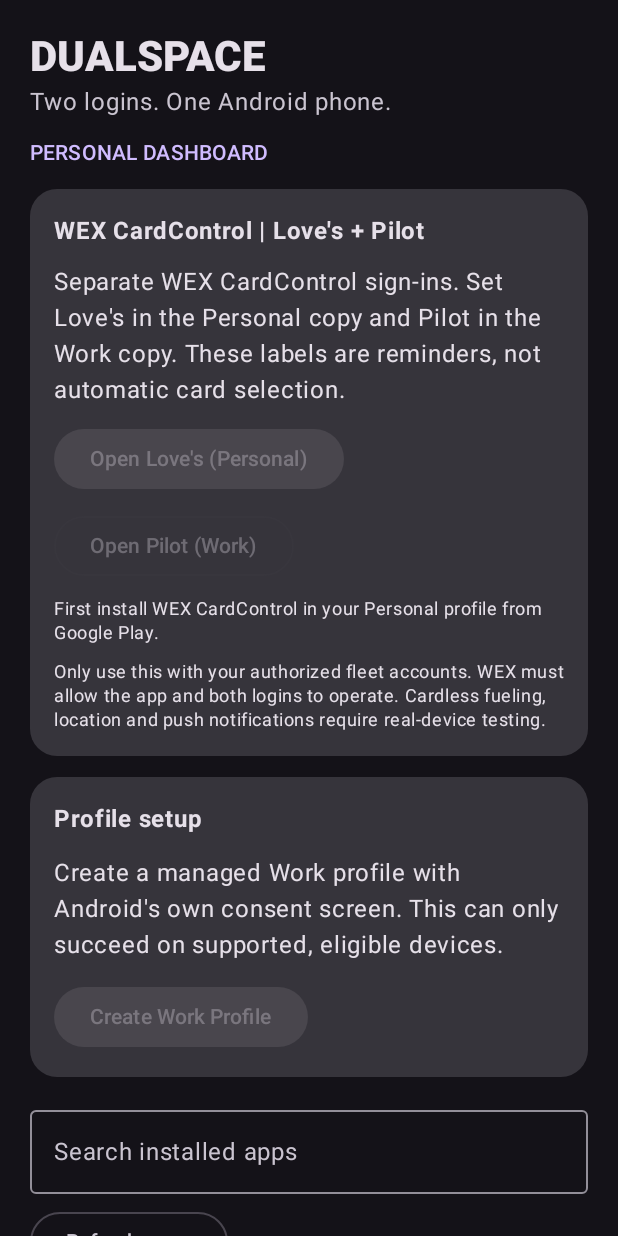
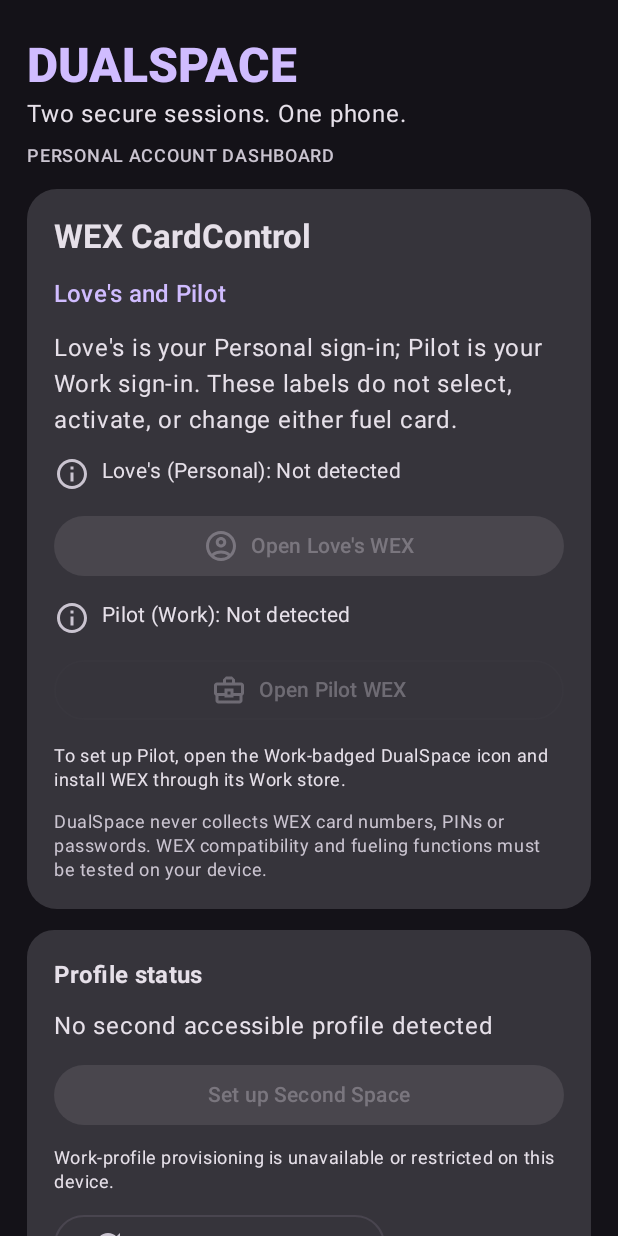
Before and after one commit to Spike1976/dualspace-android, an Android app built with Jetpack Compose: the screen it shows after launch (MainActivity), on a phone screen of 412 x 824 dp. Run offline under Robolectric (Android 15) with nearby library versions, the phone set to English and light mode, and no system bars.

Commit message:
Replace MVP with safer WEX-first Compose dashboard and work-store workflow

```diff
--- a/app/src/main/java/com/dualspace/mvp/MainActivity.kt
+++ b/app/src/main/java/com/dualspace/mvp/MainActivity.kt
@@ -1,10 +1,9 @@
 package com.dualspace.mvp
 
 import android.app.Activity
-import android.app.admin.DevicePolicyManager
 import android.content.ActivityNotFoundException
-import android.content.Intent
 import android.os.Bundle
+import android.os.Process
 import androidx.activity.ComponentActivity
 import androidx.activity.compose.setContent
 import androidx.activity.compose.rememberLauncherForActivityResult
@@ -13,6 +12,12 @@ import androidx.compose.foundation.layout.*
 import androidx.compose.foundation.lazy.LazyColumn
 import androidx.compose.foundation.lazy.items
 import androidx.compose.foundation.shape.RoundedCornerShape
+import androidx.compose.material.icons.Icons
+import androidx.compose.material.icons.outlined.AccountCircle
+import androidx.compose.material.icons.outlined.BusinessCenter
+import androidx.compose.material.icons.outlined.CheckCircle
+import androidx.compose.material.icons.outlined.Info
+import androidx.compose.material.icons.outlined.Refresh
 import androidx.compose.material3.*
 import androidx.compose.runtime.*
 import androidx.compose.ui.Modifier
@@ -34,160 +39,241 @@ class MainActivity : ComponentActivity() {
 
 @Composable
 private fun Dashboard(bridge: ProfileBridge) {
-    var message by remember { mutableStateOf("") }
-    var query by remember { mutableStateOf("") }
-    var packageName by remember { mutableStateOf("") }
-    val wexPackage = "com.efsllc.efsmobileapp"
+    var message by remember { mutableStateOf<String?>(null) }
+    var search by remember { mutableStateOf("") }
     var refresh by remember { mutableIntStateOf(0) }
+    var showConsent by remember { mutableStateOf(false) }
+    var showAllApps by remember { mutableStateOf(false) }
+    val myUser = Process.myUserHandle()
     val apps = remember(refresh) { bridge.appsByProfile() }
-    val personalUser = android.os.Process.myUserHandle()
-    val grouped = apps.groupBy { it.packageName }
-    val wexCopies = apps.filter { it.packageName == wexPackage }
-    val currentCopy = wexCopies.firstOrNull { it.user == personalUser }
-    val otherCopy = wexCopies.firstOrNull { it.user != personalUser }
-    val launcher = rememberLauncherForActivityResult(
+    val profiles = remember(refresh) { bridge.visibleProfiles() }
+    val wexSelf = apps.firstOrNull {
+        it.packageName == ProfileBridge.WEX_PACKAGE && it.user == myUser
+    }
+    val wexOther = apps.firstOrNull {
+        it.packageName == ProfileBridge.WEX_PACKAGE && it.user != myUser
+    }
+
+    val provision = rememberLauncherForActivityResult(
         ActivityResultContracts.StartActivityForResult()
     ) { result ->
         message = if (result.resultCode == Activity.RESULT_OK) {
-            "Android accepted the provisioning request. Open the Work tab when setup finishes."
+            "Android completed the setup dialog. Refresh to verify Work profile access."
         } else {
-            "Provisioning ended or was cancelled. Check whether a work profile was created."
+            "Profile setup ended. Refresh and check whether Android created a Work tab."
         }
         refresh++
+    }
+
+    if (showConsent) {
+        AlertDialog(
+            onDismissRequest = { showConsent = false },
+            title = { Text("Create a separate Work profile?") },
+            text = {
+                Text(
+                    "Android will create a separately managed profile. DualSpace will act as its profile administrator. " +
+                    "Its apps and local data are isolated from Personal. Removing this profile later permanently deletes its local app data. " +
+                    "Do not continue if your phone already has a company-managed Work profile."
+                )
+            },
+            confirmButton = {
+                Button(onClick = {
+                    showConsent = false
+                    try {
+                        provision.launch(bridge.managedProfileProvisioningIntent())
+                    } catch (_: ActivityNotFoundException) {
+                        message = "Android has no supported provisioning activity."
+                    } catch (e: RuntimeException) {
+                        message = "Cannot start provisioning: ${e.localizedMessage ?: "Android refused setup"}"
+                    }
+                }) { Text("Continue to Android") }
+            },
+            dismissButton = {
+                TextButton(onClick = { showConsent = false }) { Text("Cancel") }
+            }
+        )
     }
 
     Scaffold { padding ->
         LazyColumn(
             modifier = Modifier.fillMaxSize().padding(padding),
-            contentPadding = PaddingValues(20.dp),
+            contentPadding = PaddingValues(horizontal = 18.dp, vertical = 24.dp),
             verticalArrangement = Arrangement.spacedBy(14.dp)
         ) {
             item {
-                Text("DUALSPACE", style = MaterialTheme.typography.headlineMedium,
-                    fontWeight = FontWeight.Black)
-                Text("Two logins. One Android phone.", color = MaterialTheme.colorScheme.onSurfaceVariant)
-                Spacer(Modifier.height(12.dp))
+                Text("DUALSPACE", style = MaterialTheme.typography.headlineLarge,
+                    fontWeight = FontWeight.Black, color = MaterialTheme.colorScheme.primary)
+                Text("Two secure sessions. One phone.", style = MaterialTheme.typography.bodyLarge)
+                Spacer(Modifier.height(8.dp))
                 Text(
-                    if (bridge.isWorkOwner) "WORK PROFILE ADMIN" else "PERSONAL DASHBOARD",
-                    style = MaterialTheme.typography.labelLarge,
-                    color = MaterialTheme.colorScheme.primary
+                    if (bridge.isWorkOwner) "WORK PROFILE CONTROLLER"
+                    else "PERSONAL ACCOUNT DASHBOARD",
+                    color = MaterialTheme.colorScheme.onSurfaceVariant,
+                    style = MaterialTheme.typography.labelMedium
                 )
             }
             item {
-                Card(shape = RoundedCornerShape(18.dp)) {
-                    Column(
-                        Modifier.padding(16.dp),
-                        verticalArrangement = Arrangement.spacedBy(10.dp)
-                    ) {
-                        Text("WEX CardControl | Love's + Pilot", fontWeight = FontWeight.Bold)
-                        Text("Separate WEX CardControl sign-ins. Set Love's in the Personal copy and Pilot in the Work copy. These labels are reminders, not automatic card selection.")
+                Card(shape = RoundedCornerShape(20.dp)) {
+                    Column(Modifier.padding(18.dp), verticalArrangement = Arrangement.spacedBy(12.dp)) {
+                        Text("WEX CardControl", style = MaterialTheme.typography.titleLarge,
+                            fontWeight = FontWeight.Bold)
+                        Text("Love's and Pilot", style = MaterialTheme.typography.titleMedium,
+                            color = MaterialTheme.colorScheme.primary)
+                        Text(
+                            "Love's is your Personal sign-in; Pilot is your Work sign-in. " +
+                            "These labels do not select, activate, or change either fuel card."
+                        )
                         if (bridge.isWorkOwner) {
-                            Button(onClick = {
-                                message = bridge.installInWorkProfile(wexPackage)
-                                refresh++
-                            }) { Text("Install WEX CardControl in Work") }
-                            Text("If installation fails, a supported Work-profile app store may be needed. Never share your card PIN with DualSpace.", style = MaterialTheme.typography.bodySmall)
-                        }
-                        if (!bridge.isWorkOwner) {
+                            CopyStatus("Pilot (Work)", wexSelf != null)
                             Button(
-                                enabled = currentCopy != null,
+                                modifier = Modifier.fillMaxWidth(),
                                 onClick = {
-                                    currentCopy?.let { message = bridge.launch(it) ?: "Opened Love's copy" }
+                                    message = wexSelf?.let { bridge.launch(it) }
+                                        ?: bridge.openWorkStore()
                                 }
-                            ) { Text("Open Love's (Personal)") }
+                            ) {
+                                Icon(Icons.Outlined.BusinessCenter, contentDescription = null)
+                                Spacer(Modifier.width(8.dp))
+                                Text(if (wexSelf != null) "Open Pilot WEX" else "Find WEX in Work Store")
+                            }
+                            if (wexSelf == null) {
+                                OutlinedButton(
+                                    onClick = { message = bridge.installIfAffiliated(ProfileBridge.WEX_PACKAGE) },
+                                    modifier = Modifier.fillMaxWidth()
+                                ) { Text("Try system install (affiliated devices only)") }
+                            }
+                        } else {
+                            CopyStatus("Love's (Personal)", wexSelf != null)
+                            Button(
+                                onClick = {
+                                    message = wexSelf?.let { bridge.launch(it) }
+                                        ?: "Install WEX CardControl in Personal from Google Play."
+                                },
+                                enabled = wexSelf != null,
+                                modifier = Modifier.fillMaxWidth()
+                            ) {
+                                Icon(Icons.Outlined.AccountCircle, contentDescription = null)
+                                Spacer(Modifier.width(8.dp))
+                                Text("Open Love's WEX")
+                            }
+                            CopyStatus("Pilot (Work)", wexOther != null)
                             OutlinedButton(
-                                enabled = otherCopy != null,
-                                onClick = {
-                                    otherCopy?.let { message = bridge.launch(it) ?: "Opened Pilot copy" }
-                                }
-                            ) { Text("Open Pilot (Work)") }
-                            Text(
-                                when {
-                                    currentCopy == null -> "First install WEX CardControl in your Personal profile from Google Play."
-                                    otherCopy == null -> "Next create a Work profile and install the second WEX CardControl there."
-                                    else -> "Both launchable copies detected. Sign into the correct WEX account in each."
-                                },
+                                onClick = { message = wexOther?.let { bridge.launch(it) } },
+                                enabled = wexOther != null,
+                                modifier = Modifier.fillMaxWidth()
+                            ) {
+                                Icon(Icons.Outlined.BusinessCenter, contentDescription = null)
+                                Spacer(Modifier.width(8.dp))
+                                Text("Open Pilot WEX")
+                            }
+                            if (wexOther == null) Text(
+                                "To set up Pilot, open the Work-badged DualSpace icon and install WEX through its Work store.",
                                 style = MaterialTheme.typography.bodySmall
                             )
-                        } else {
-                            OutlinedButton(enabled = currentCopy != null, onClick = {
-                                currentCopy?.let { message = bridge.launch(it) ?: "Opened WEX CardControl in Work" }
-                            }) { Text("Open WEX (Work / Pilot)") }
                         }
                         Text(
-                            "Only use this with your authorized fleet accounts. WEX must allow the app and both logins to operate. Cardless fueling, location and push notifications require real-device testing.",
-                            style = MaterialTheme.typography.bodySmall
+                            "DualSpace never collects WEX card numbers, PINs or passwords. " +
+                            "WEX compatibility and fueling functions must be tested on your device.",
+                            style = MaterialTheme.typography.bodySmall,
+                            color = MaterialTheme.colorScheme.onSurfaceVariant
                         )
                     }
                 }
             }
             item {
                 Card(shape = RoundedCornerShape(18.dp)) {
-                    Column(Modifier.padding(16.dp), verticalArrangement = Arrangement.spacedBy(12.dp)) {
-                        Text("Profile setup", fontWeight = FontWeight.Bold)
-                        Text(if (bridge.isWorkOwner) "This is the managed-profile controller. Install a second app copy here." else
-                            "Create a managed Work profile with Android's own consent screen. This can only succeed on supported, eligible devices.")
-                        if (!bridge.isWorkOwner) {
+                    Column(Modifier.padding(18.dp), verticalArrangement = Arrangement.spacedBy(10.dp)) {
+                        Text("Profile status", style = MaterialTheme.typography.titleMedium,
+                            fontWeight = FontWeight.Bold)
+                        Text(if (bridge.isWorkOwner) "Work profile owner active" else
+                            if (profiles.size > 1) "Android reports more than one accessible profile"
+                            else "No second accessible profile detected")
+                        if (!bridge.isWorkOwner && profiles.size <= 1) {
                             Button(
-                                enabled = bridge.supportsWorkProfiles,
-                                onClick = {
-                                    try { launcher.launch(bridge.managedProfileProvisioningIntent()) }
-                                    catch (e: Exception) { message = "Provisioning unavailable: ${e.localizedMessage}" }
-                                }
-                            ) { Text("Create Work Profile") }
-                        } else {
-                            OutlinedTextField(
-                                value = packageName,
-                                onValueChange = { packageName = it.trim() },
-                                label = { Text("Package ID from personal app") },
-                                singleLine = true,
+                                onClick = { showConsent = true },
+                                enabled = bridge.canProvision(),
                                 modifier = Modifier.fillMaxWidth()
+                            ) { Text("Set up Second Space") }
+                            if (!bridge.canProvision()) Text(
+                                "Work-profile provisioning is unavailable or restricted on this device.",
+                                style = MaterialTheme.typography.bodySmall
                             )
-                            Button(onClick = {
-                                message = bridge.installInWorkProfile(packageName)
-                                refresh++
-                            }) { Text("Enable Second Copy") }
+                        }
+                        OutlinedButton(onClick = { refresh++ }) {
+                            Icon(Icons.Outlined.Refresh, contentDescription = null)
+                            Spacer(Modifier.width(8.dp))
+                            Text("Refresh installed apps")
                         }
                     }
                 }
             }
-            if (message.isNotBlank()) {
-                item { Text(message, color = MaterialTheme.colorScheme.primary) }
-            }
-            item {
-                OutlinedTextField(
-                    value = query,
-                    onValueChange = { query = it },
-                    label = { Text("Search installed apps") },
-                    modifier = Modifier.fillMaxWidth(),
-                    singleLine = true
-                )
-                Spacer(Modifier.height(8.dp))
-                OutlinedButton(onClick = { refresh++ }) { Text("Refresh apps") }
-                Text("Each app card shows the package ID. Copy it into the DualSpace icon under your Work tab to enable a second copy.",
-                    style = MaterialTheme.typography.bodySmall)
-            }
-            items(grouped.entries.filter { (_, entries) ->
-                entries.any { it.name.contains(query, ignoreCase = true) || it.packageName.contains(query, ignoreCase = true) }
-            }.sortedBy { it.value.first().name.lowercase() }) { (pkg, versions) ->
-                Card(shape = RoundedCornerShape(14.dp)) {
-                    Column(Modifier.padding(14.dp), verticalArrangement = Arrangement.spacedBy(8.dp)) {
-                        Text(versions.first().name, fontWeight = FontWeight.Bold)
-                        Text(pkg, style = MaterialTheme.typography.bodySmall,
-                            color = MaterialTheme.colorScheme.onSurfaceVariant)
-                        versions.forEach { app ->
-                            val isSelfUser = app.user == personalUser
-                            OutlinedButton(onClick = {
-                                message = bridge.launch(app) ?: "Launched ${app.name}"
-                            }) { Text(if (isSelfUser) "Open this profile's copy" else "Open other profile's copy") }
+            if (message != null) {
+                item {
+                    Card(colors = CardDefaults.cardColors(containerColor =
+                        MaterialTheme.colorScheme.surfaceVariant)) {
+                        Column(Modifier.padding(14.dp)) {
+                            Text(message.orEmpty())
+                            TextButton(onClick = { message = null }) { Text("Dismiss") }
                         }
                     }
                 }
             }
             item {
-                Text("Safety: Never remove an existing Work profile to test this app. Removing a profile deletes its local app data. This MVP does not remove profiles or read app passwords.",
-                    style = MaterialTheme.typography.bodySmall)
+                OutlinedButton(
+                    modifier = Modifier.fillMaxWidth(),
+                    onClick = { showAllApps = !showAllApps }
+                ) { Text(if (showAllApps) "Hide all apps" else "Show installed apps") }
+            }
+            if (showAllApps) {
+                item {
+                    OutlinedTextField(
+                        value = search,
+                        onValueChange = { search = it },
+                        label = { Text("Search available apps") },
+                        singleLine = true,
+                        modifier = Modifier.fillMaxWidth()
+                    )
+                }
+                items(apps.filter { it.name.contains(search, true) || it.packageName.contains(search, true) }) { app ->
+                    Card {
+                        Row(
+                            Modifier.fillMaxWidth().padding(12.dp),
+                            horizontalArrangement = Arrangement.SpaceBetween
+                        ) {
+                            Column(Modifier.weight(1f)) {
+                                Text(app.name, fontWeight = FontWeight.Bold)
+                                Text(app.packageName, style = MaterialTheme.typography.labelSmall)
+                            }
+                            TextButton(onClick = { message = bridge.launch(app) }) { Text("Open") }
+                        }
+                    }
+                }
+            }
+            item {
+                HorizontalDivider()
+                Text(
+                    "Safety: Do not remove an existing company Work profile. Android deletes the " +
+                    "profile's local data when it is removed. This app does not manage or transfer WEX credentials.",
+                    style = MaterialTheme.typography.bodySmall,
+                    color = MaterialTheme.colorScheme.onSurfaceVariant
+                )
             }
         }
     }
 }
+
+@Composable
+private fun CopyStatus(title: String, installed: Boolean) {
+    Row(horizontalArrangement = Arrangement.spacedBy(8.dp)) {
+        Icon(
+            if (installed) Icons.Outlined.CheckCircle else Icons.Outlined.Info,
+            contentDescription = null,
+            tint = if (installed) MaterialTheme.colorScheme.primary
+                   else MaterialTheme.colorScheme.onSurfaceVariant
+        )
+        Text(
+            "$title: ${if (installed) "Installed" else "Not detected"}",
+            style = MaterialTheme.typography.bodyMedium
+        )
+    }
+}
```
